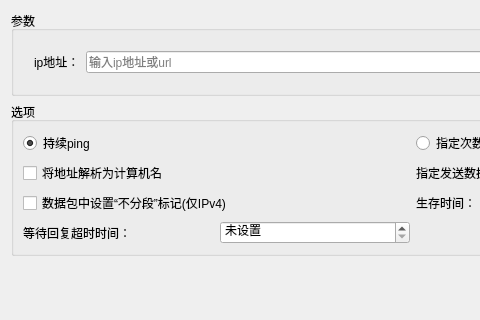
First picture: the form in src/EasyCmd/CmdEditors/PingCmdEditor.ui, repository doasyourself/EasyCmd, before the edit; both pictures show x 0 to 480 and y 0 to 320 of the 826 by 522 pixel window.
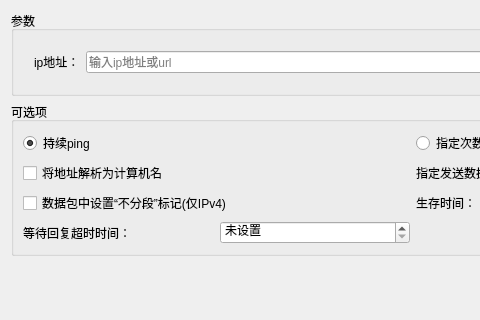
Second picture: the form after the edit.

What changed in the file:
```diff
--- a/src/EasyCmd/CmdEditors/PingCmdEditor.ui
+++ b/src/EasyCmd/CmdEditors/PingCmdEditor.ui
@@ -62,7 +62,7 @@
    <item>
     <widget class="QGroupBox" name="groupBox">
      <property name="title">
-      <string>选项</string>
+      <string>可选项</string>
      </property>
      <layout class="QVBoxLayout" name="verticalLayout_2">
       <item>
```
